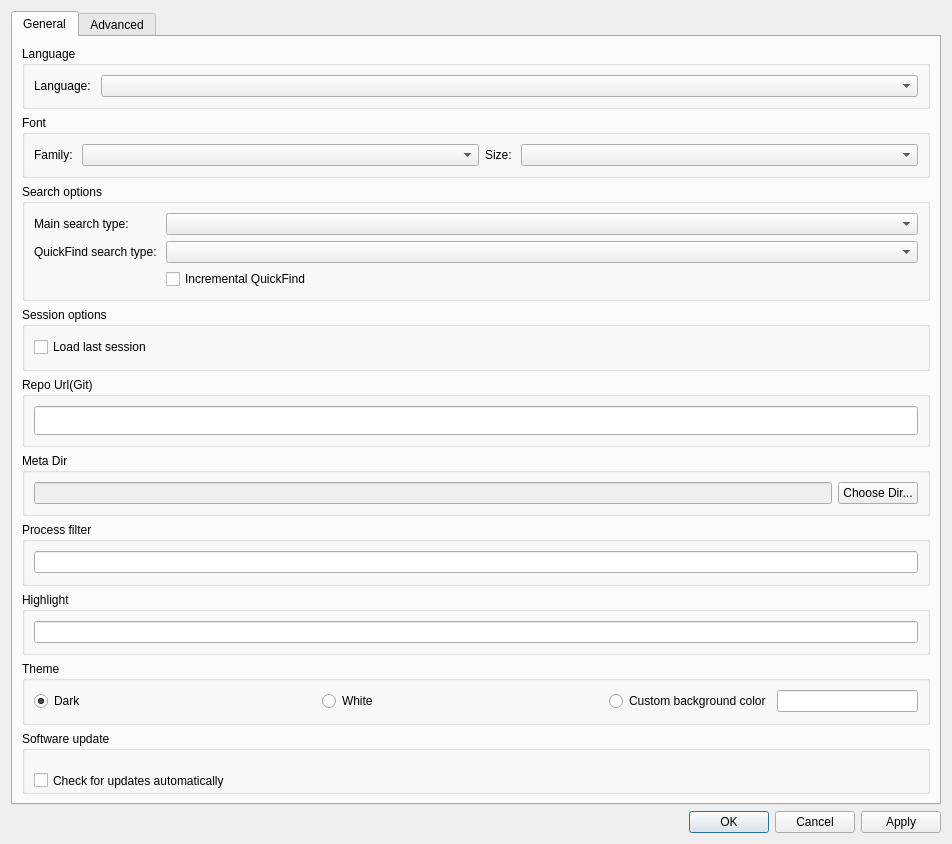
Old version of the form src/optionsdialog.ui in the repository Mrxiang-Plus/darkglogg.
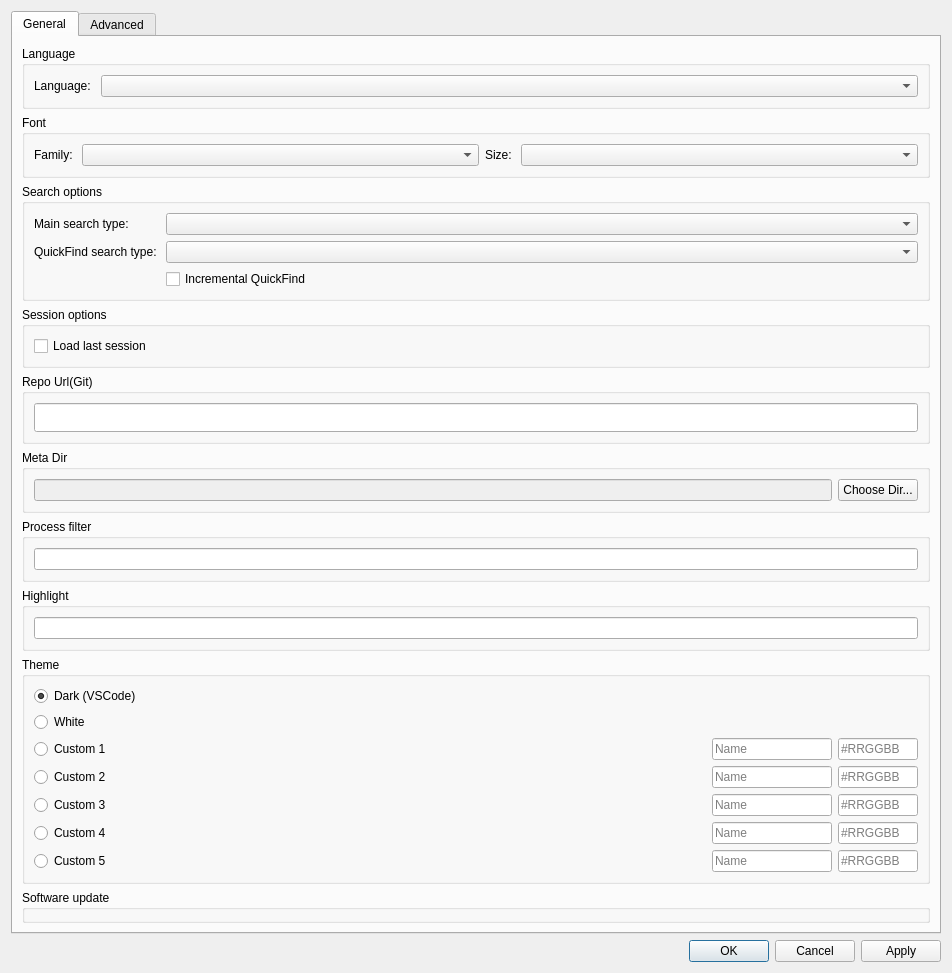
New version of the form.

Commit message:
[New] Add 5 custom theme slots with name and color
- Add CustomTheme struct with name + color fields
- Add 5 preset themes: Warm Gray, Ocean, Forest, Burgundy, Solarized
- Replace single custom color input with 5 theme rows in Options
- Each row: radio button + name input + hex color input
- DarkStyle auto-generates lighter/darker variants from custom color
- Dark QSS stylesheet applied to all dark/custom themes
- Theme preference persisted and restored on restart
- Bump version to Ubuntu_V1.2

```diff
--- a/src/optionsdialog.ui
+++ b/src/optionsdialog.ui
@@ -292,17 +292,11 @@
          <property name="title">
           <string>Theme</string>
          </property>
-         <layout class="QHBoxLayout" name="horizontalLayout_6">
+         <layout class="QVBoxLayout" name="themeVLayout">
           <item>
            <widget class="QRadioButton" name="radioButton">
-            <property name="sizePolicy">
-             <sizepolicy hsizetype="Minimum" vsizetype="Fixed">
-              <horstretch>4</horstretch>
-              <verstretch>0</verstretch>
-             </sizepolicy>
-            </property>
             <property name="text">
-             <string>Dark</string>
+             <string>Dark (VSCode)</string>
             </property>
             <property name="checked">
              <bool>true</bool>
@@ -314,12 +308,6 @@
           </item>
           <item>
            <widget class="QRadioButton" name="radioButton_2">
-            <property name="sizePolicy">
-             <sizepolicy hsizetype="Minimum" vsizetype="Fixed">
-              <horstretch>4</horstretch>
-              <verstretch>0</verstretch>
-             </sizepolicy>
-            </property>
             <property name="text">
              <string>White</string>
             </property>
@@ -329,33 +317,174 @@
            </widget>
           </item>
           <item>
-           <widget class="QRadioButton" name="customRatioBtn">
-            <property name="sizePolicy">
-             <sizepolicy hsizetype="Minimum" vsizetype="Fixed">
-              <horstretch>2</horstretch>
-              <verstretch>0</verstretch>
-             </sizepolicy>
-            </property>
-            <property name="text">
-             <string>Custom background color</string>
-            </property>
-            <property name="autoExclusive">
-             <bool>true</bool>
-            </property>
-            <attribute name="buttonGroup">
-             <string notr="true">buttonGroup</string>
-            </attribute>
-           </widget>
+           <layout class="QHBoxLayout" name="customThemeRow0">
+            <item>
+             <widget class="QRadioButton" name="customThemeRadio0">
+              <property name="text">
+               <string>Custom 1</string>
+              </property>
+              <attribute name="buttonGroup">
+               <string notr="true">buttonGroup</string>
+              </attribute>
+             </widget>
+            </item>
+            <item>
+             <widget class="QLineEdit" name="themeNameEdit0">
+              <property name="placeholderText">
+               <string>Name</string>
+              </property>
+              <property name="maximumSize">
+               <size><width>120</width><height>16777215</height></size>
+              </property>
+             </widget>
+            </item>
+            <item>
+             <widget class="QLineEdit" name="themeColorEdit0">
+              <property name="placeholderText">
+               <string>#RRGGBB</string>
+              </property>
+              <property name="maximumSize">
+               <size><width>80</width><height>16777215</height></size>
+              </property>
+             </widget>
+            </item>
+           </layout>
           </item>
           <item>
-           <widget class="QLineEdit" name="custom_lineEdit">
-            <property name="sizePolicy">
-             <sizepolicy hsizetype="Expanding" vsizetype="Fixed">
-              <horstretch>2</horstretch>
-              <verstretch>0</verstretch>
-             </sizepolicy>
-            </property>
-           </widget>
+           <layout class="QHBoxLayout" name="customThemeRow1">
+            <item>
+             <widget class="QRadioButton" name="customThemeRadio1">
+              <property name="text">
+               <string>Custom 2</string>
+              </property>
+              <attribute name="buttonGroup">
+               <string notr="true">buttonGroup</string>
+              </attribute>
+             </widget>
+            </item>
+            <item>
+             <widget class="QLineEdit" name="themeNameEdit1">
+              <property name="placeholderText">
+               <string>Name</string>
+              </property>
+              <property name="maximumSize">
+               <size><width>120</width><height>16777215</height></size>
+              </property>
+             </widget>
+            </item>
+            <item>
+             <widget class="QLineEdit" name="themeColorEdit1">
+              <property name="placeholderText">
+               <string>#RRGGBB</string>
+              </property>
+              <property name="maximumSize">
+               <size><width>80</width><height>16777215</height></size>
+              </property>
+             </widget>
+            </item>
+           </layout>
+          </item>
+          <item>
+           <layout class="QHBoxLayout" name="customThemeRow2">
+            <item>
+             <widget class="QRadioButton" name="customThemeRadio2">
+              <property name="text">
+               <string>Custom 3</string>
+              </property>
+              <attribute name="buttonGroup">
+               <string notr="true">buttonGroup</string>
+              </attribute>
+             </widget>
+            </item>
+            <item>
+             <widget class="QLineEdit" name="themeNameEdit2">
+              <property name="placeholderText">
+               <string>Name</string>
+              </property>
+              <property name="maximumSize">
+               <size><width>120</width><height>16777215</height></size>
+              </property>
+             </widget>
+            </item>
+            <item>
+             <widget class="QLineEdit" name="themeColorEdit2">
+              <property name="placeholderText">
+               <string>#RRGGBB</string>
+              </property>
+              <property name="maximumSize">
+               <size><width>80</width><height>16777215</height></size>
+              </property>
+             </widget>
+            </item>
+           </layout>
+          </item>
+          <item>
+           <layout class="QHBoxLayout" name="customThemeRow3">
+            <item>
+             <widget class="QRadioButton" name="customThemeRadio3">
+              <property name="text">
+               <string>Custom 4</string>
+              </property>
+              <attribute name="buttonGroup">
+               <string notr="true">buttonGroup</string>
+              </attribute>
+             </widget>
+            </item>
+            <item>
+             <widget class="QLineEdit" name="themeNameEdit3">
+              <property name="placeholderText">
+               <string>Name</string>
+              </property>
+              <property name="maximumSize">
+               <size><width>120</width><height>16777215</height></size>
+              </property>
+             </widget>
+            </item>
+            <item>
+             <widget class="QLineEdit" name="themeColorEdit3">
+              <property name="placeholderText">
+               <string>#RRGGBB</string>
+              </property>
+              <property name="maximumSize">
+               <size><width>80</width><height>16777215</height></size>
+              </property>
+             </widget>
+            </item>
+           </layout>
+          </item>
+          <item>
+           <layout class="QHBoxLayout" name="customThemeRow4">
+            <item>
+             <widget class="QRadioButton" name="customThemeRadio4">
+              <property name="text">
+               <string>Custom 5</string>
+              </property>
+              <attribute name="buttonGroup">
+               <string notr="true">buttonGroup</string>
+              </attribute>
+             </widget>
+            </item>
+            <item>
+             <widget class="QLineEdit" name="themeNameEdit4">
+              <property name="placeholderText">
+               <string>Name</string>
+              </property>
+              <property name="maximumSize">
+               <size><width>120</width><height>16777215</height></size>
+              </property>
+             </widget>
+            </item>
+            <item>
+             <widget class="QLineEdit" name="themeColorEdit4">
+              <property name="placeholderText">
+               <string>#RRGGBB</string>
+              </property>
+              <property name="maximumSize">
+               <size><width>80</width><height>16777215</height></size>
+              </property>
+             </widget>
+            </item>
+           </layout>
           </item>
          </layout>
         </widget>
```
The commit also changes 5 other files.
